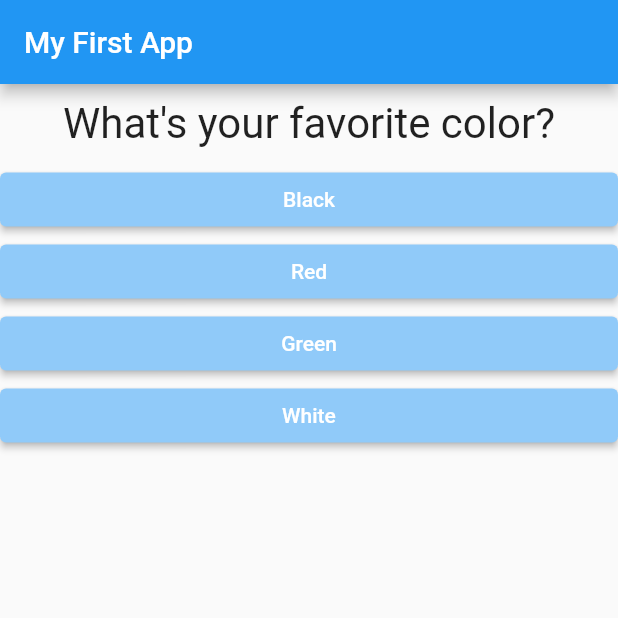
After one commit to DecodingGreatness/Flutter, a Flutter app: the screen it shows after launch, on a phone screen of 412 x 824 dp, the top half of it. The commit adds this screen. Run offline on Flutter 3.47's test engine with Material 2 defaults, Android fonts, the phone set to English and light mode, and no system bars.

Commit message:
added quiz and result dart file

```diff
--- a/lib/main.dart
+++ b/lib/main.dart
@@ -1,6 +1,6 @@
 import 'package:flutter/material.dart';
-import './question.dart';
-import './answer.dart';
+import './quiz.dart';
+import './result.dart';
 
 void main() {
   runApp(MyApp());
@@ -14,7 +14,7 @@ class MyApp extends StatefulWidget {
 }
 
 class _MyAppState extends State<MyApp> {
-  final questions = const [
+  final _questions = const [
     {
       'questionText': 'What\'s your favorite color?',
       'answers': ['Black', 'Red', 'Green', 'White'],
@@ -34,7 +34,7 @@ class _MyAppState extends State<MyApp> {
     setState(() {
       _questionIndex = _questionIndex + 1;
     });
-    if (_questionIndex < questions.length) {
+    if (_questionIndex < _questions.length) {
       print('We have more questions!');
     } else {
       print('No more questions!');
@@ -48,17 +48,12 @@ class _MyAppState extends State<MyApp> {
         appBar: AppBar(
           title: Text('My First App'),
         ),
-        body: _questionIndex < questions.length
-            ? Column(
-                children: [
-                  Question(questions[_questionIndex]['questionText']),
-                  ...(questions[_questionIndex]['answers'] as List<String>)
-                      .map((answer) {
-                    return Answer(_answerQuestion, answer);
-                  }).toList()
-                ],
-              )
-            : Center(child: Text('You did it')),
+        body: _questionIndex < _questions.length
+            ? Quiz(
+                answerQuestion: _answerQuestion,
+                questionIndex: _questionIndex,
+                questions: _questions)
+            : Result(),
       ),
     );
   }
--- /dev/null
+++ b/lib/quiz.dart
@@ -0,0 +1,27 @@
+import 'package:flutter/material.dart';
+
+import './question.dart';
+import './answer.dart';
+
+class Quiz extends StatelessWidget {
+  final List<Map<String, Object>> questions;
+  final int questionIndex;
+  final Function answerQuestion;
+
+  Quiz(
+      {@required this.questions,
+      @required this.answerQuestion,
+      @required this.questionIndex});
+
+  @override
+  Widget build(BuildContext context) {
+    return Column(
+      children: [
+        Question(questions[questionIndex]['questionText']),
+        ...(questions[questionIndex]['answers'] as List<String>).map((answer) {
+          return Answer(answerQuestion, answer);
+        }).toList()
+      ],
+    );
+  }
+}
```
Also changed, not shown: lib/result.dart (added, +10 -0 lines).
